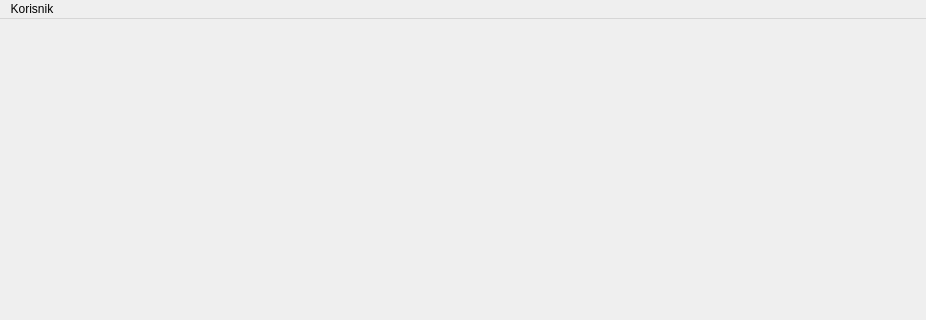
Qt form gui/POVI/mainwindow.ui (Loptica23/POVI) before a commit; both pictures show x 0 to 926 and y 0 to 320 of the 926 by 595 pixel window.
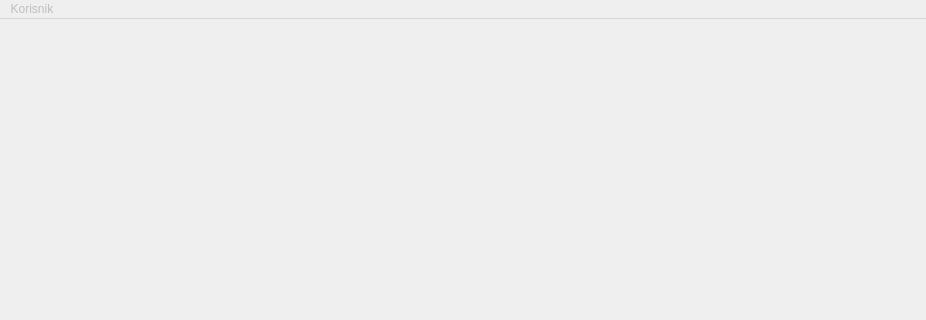
The same form after that commit. Icons and pictures are not drawn.

The edit to the form file:
```diff
--- a/gui/POVI/mainwindow.ui
+++ b/gui/POVI/mainwindow.ui
@@ -43,6 +43,9 @@
     </rect>
    </property>
    <widget class="QMenu" name="menuKorisnik">
+    <property name="enabled">
+     <bool>false</bool>
+    </property>
     <property name="title">
      <string>Korisnik</string>
     </property>
```
